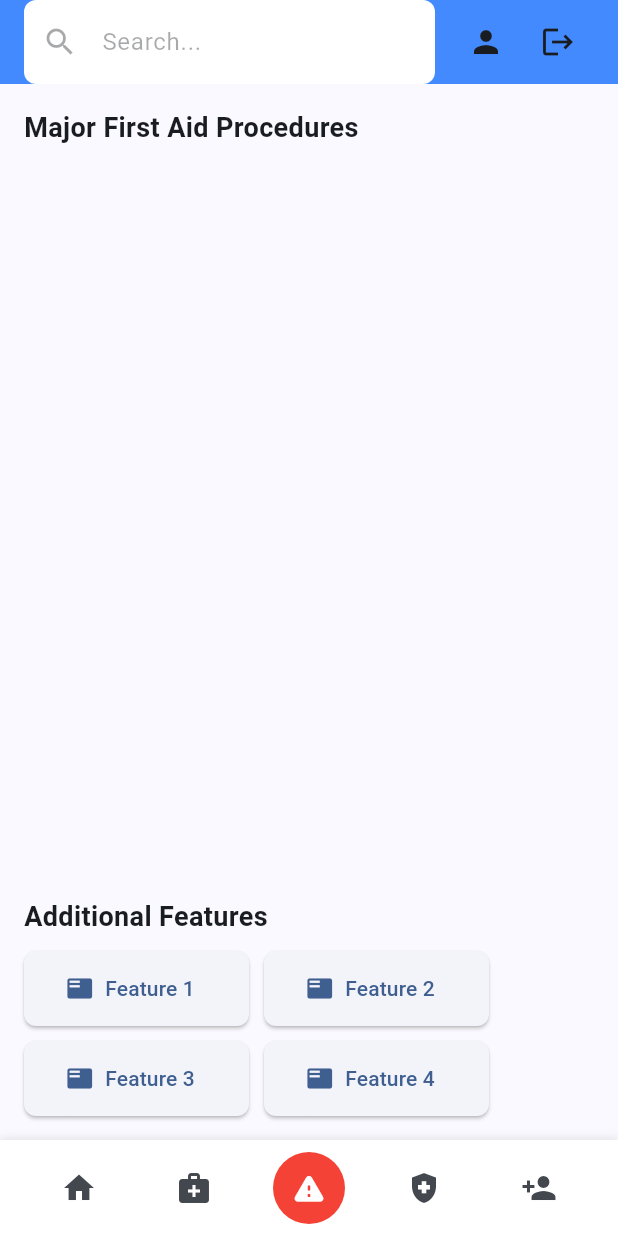
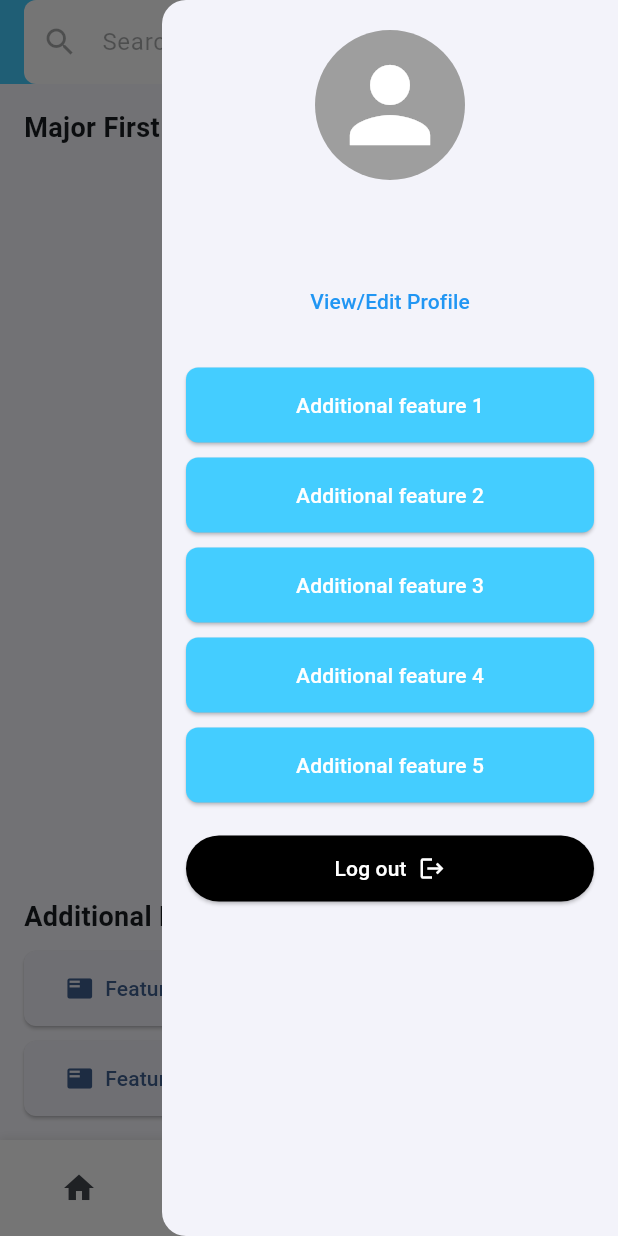
Before and after one commit to ShaikShahidAleem/VitalAid, a Flutter app: the screen it shows once a user with an empty profile is signed in, with the side drawer open (before the commit the screen has no drawer), on a phone screen of 412 x 824 dp. Run offline on Flutter 3.47's test engine with Material 3 defaults, Android fonts, the phone set to English and light mode, and no system bars; our stand-ins replace cloud_firestore, file_picker, firebase_auth, firebase_core, firebase_storage, image_picker; accounts and stored records are empty.

Commit message:
Modified homepage to show menu side panel containing username and logout option

```diff
--- a/lib/home_page.dart
+++ b/lib/home_page.dart
@@ -88,23 +88,84 @@ class _HomePageState extends State<HomePage> {
                 ),
               ),
             ),
-            const SizedBox(width: 10),
-            IconButton(
-              icon: const Icon(Icons.person),
+            const SizedBox(width: 8),
+          ],
+        ),
+        backgroundColor: const Color.fromARGB(255, 68, 205, 255),
+      ),
+      endDrawer: Drawer(
+        child: SafeArea(
+          child: Column(
+            children: [
+              const SizedBox(height: 20),
+              // User profile section
+              CircleAvatar(
+                radius: 50,
+                backgroundColor: Colors.grey,
+                child: Icon(Icons.person, size: 80, color: Colors.white),
+              ),
+              const SizedBox(height: 10),
+              Text(
+                user.displayName ?? 'Username',
+                style: TextStyle(fontSize: 18, fontWeight: FontWeight.bold),
+              ),
+              Text(
+                user.phoneNumber ?? 'Phone number',
+                style: TextStyle(fontSize: 14, color: Colors.grey[600]),
+              ),
+              TextButton(
                 onPressed: () {
                   Navigator.push(
                     context,
                     MaterialPageRoute(builder: (context) => ProfilePage(user: user)),
                   );
                 },
+                child: Text(
+                  'View/Edit Profile',
+                  style: TextStyle(color: Colors.blue),
                 ),
-            IconButton(
-              icon: const Icon(Icons.logout),
+              ),
+              const SizedBox(height: 20),
+              // Additional features
+              Padding(
+                padding: const EdgeInsets.symmetric(horizontal: 16.0),
+                child: Column(
+                  children: [
+                    _buildFeatureButton('Additional feature 1'),
+                    const SizedBox(height: 10),
+                    _buildFeatureButton('Additional feature 2'),
+                    const SizedBox(height: 10),
+                    _buildFeatureButton('Additional feature 3'),
+                    const SizedBox(height: 10),
+                    _buildFeatureButton('Additional feature 4'),
+                    const SizedBox(height: 10),
+                    _buildFeatureButton('Additional feature 5'),
+                    const SizedBox(height: 20),
+                    // Logout button
+                    Container(
+                      width: double.infinity,
+                      child: ElevatedButton(
                         onPressed: () => signUserOut(context),
+                        style: ElevatedButton.styleFrom(
+                          backgroundColor: Colors.black,
+                          padding: EdgeInsets.symmetric(vertical: 12),
+                        ),
+                        child: Row(
+                          mainAxisAlignment: MainAxisAlignment.center,
+                          children: [
+                            Text('Log out', style: TextStyle(color: Colors.white)),
+                            SizedBox(width: 8),
+                            Icon(Icons.logout, color: Colors.white),
+                          ],
+                        ),
+                      ),
                     ),
                   ],
                 ),
-        backgroundColor: Colors.blueAccent,
+              ),
+            ],
+          ),
+        ),
       ),
       body: isLoading
           ? const Center(child: CircularProgressIndicator())
@@ -233,4 +294,23 @@ class _HomePageState extends State<HomePage> {
       ),
     );
   }
+  Widget _buildFeatureButton(String text) {
+    return Container(
+      width: double.infinity,
+      child: ElevatedButton(
+        onPressed: () {},
+        style: ElevatedButton.styleFrom(
+          backgroundColor: const Color.fromARGB(255, 68, 205, 255),
+          padding: EdgeInsets.symmetric(vertical: 15),
+          shape: RoundedRectangleBorder(
+            borderRadius: BorderRadius.circular(8),
+          ),
+        ),
+        child: Text(
+          text,
+          style: TextStyle(color: Colors.white),
+        ),
+      ),
+    );
   }
+}
--- a/lib/welcome_page.dart
+++ b/lib/welcome_page.dart
@@ -111,6 +111,7 @@ class WelcomePage extends StatelessWidget {
                   child: OutlinedButton.icon(
                     onPressed: () {},
                     icon: Image.asset('assets/google_logo.png', height: 24),
+                    //icon: const Icon(Icons.google, size: 24),
                     label: const Text('Continue with Google'),
                     style: OutlinedButton.styleFrom(
                       padding: const EdgeInsets.symmetric(vertical: 16),
```
Also changed, not shown: lib/main.dart (line endings or trailing spaces). Lines whose indentation alone changed are shown as unchanged.
